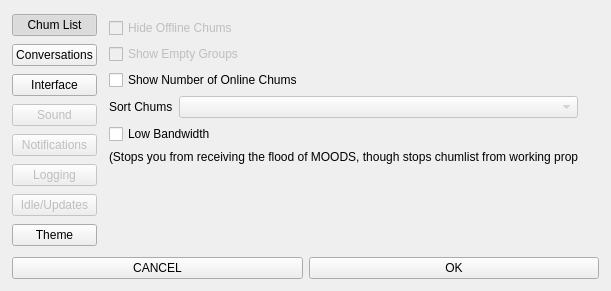
The window that themes/pesterchum2.5/ui/OptionsWindow.ui (henry232323/Pesterchum) describes before a commit, drawn with Qt 5.
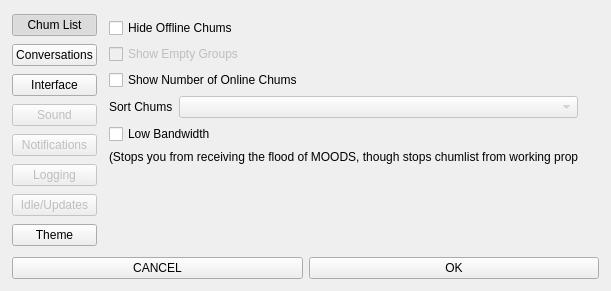
The same window after the commit.

What changed in the file:
```diff
--- a/themes/pesterchum2.5/ui/OptionsWindow.ui
+++ b/themes/pesterchum2.5/ui/OptionsWindow.ui
@@ -151,7 +151,7 @@
              <item>
               <widget class="QCheckBox" name="hideOfflineRadio">
                <property name="enabled">
-                <bool>false</bool>
+                <bool>true</bool>
                </property>
                <property name="text">
                 <string>Hide Offline Chums</string>
```
